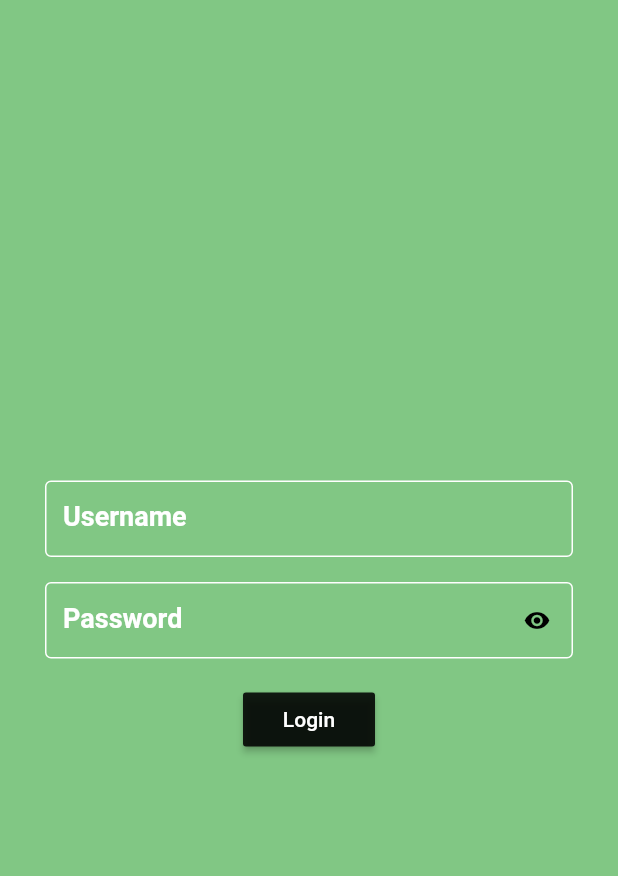
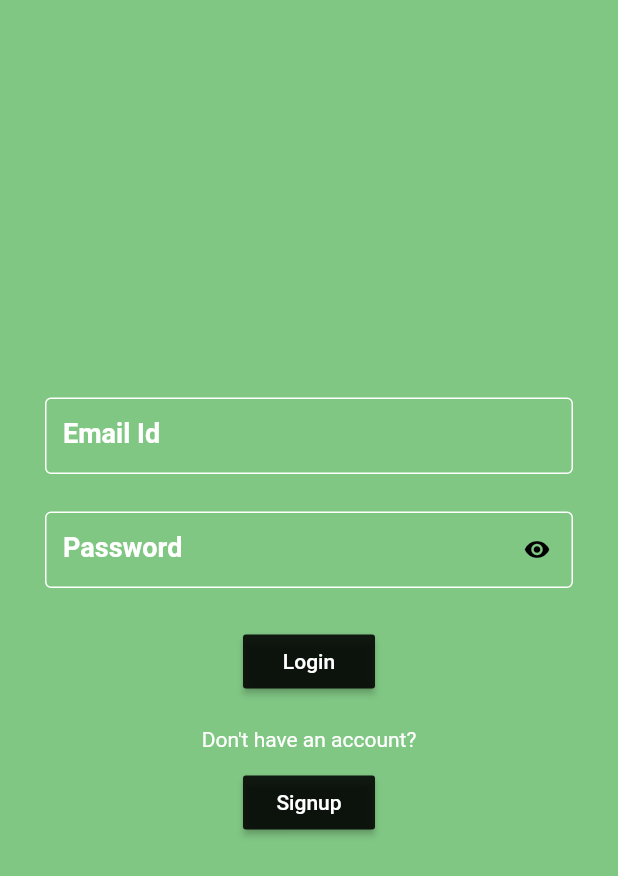
Before and after one commit to chandru1807/Split-It, a Flutter app: the screen it shows after launch, on a phone screen of 412 x 824 dp. Shown: the top 876 px of the screen. Run offline on Flutter 3.47's test engine with Material 2 defaults, Android fonts, the phone set to English and light mode, and no system bars; our stand-ins replace cloud_firestore, firebase_auth; accounts and stored records are empty.

Commit message:
committing the changes

```diff
--- a/splitwise_clone/lib/Login/sign_in.dart
+++ b/splitwise_clone/lib/Login/sign_in.dart
@@ -1,4 +1,6 @@
 import 'package:flutter/material.dart';
+import 'package:firebase_auth/firebase_auth.dart';
+import 'package:splitwise_clone/home_page.dart';
 
 class SignInForm extends StatefulWidget {
   @override
@@ -11,31 +13,51 @@ class SignInForm extends StatefulWidget {
 // the form.
 class SignInFormState extends State<SignInForm> {
   bool _showPassword = false;
+  String _email;
+  String _password;
   GlobalKey<FormState> _signInKey = GlobalKey<FormState>();
   @override
   Widget build(BuildContext context) {
     return Form(
       key: _signInKey,
-      child: Center(
       child: Container(
+        height: MediaQuery.of(context).size.height,
+        child: Column(
+          crossAxisAlignment: CrossAxisAlignment.center,
+          mainAxisAlignment: MainAxisAlignment.center,
+          children: <Widget>[
+            Container(
               alignment: Alignment.center,
               height: 200.0,
               child: Column(
                 crossAxisAlignment: CrossAxisAlignment.center,
-            mainAxisAlignment: MainAxisAlignment.spaceAround,
+                mainAxisAlignment: MainAxisAlignment.spaceBetween,
                 children: <Widget>[
                   usernameAndPassword(
-                  'Enter username', 'Username', false, 'Enter valid username'),
-              usernameAndPassword('Enter password', 'Password', !_showPassword,
-                  'Enter valid password'),
+                      'Enter email', 'Email Id', false, 'Enter valid Email'),
+                  usernameAndPassword('Enter password', 'Password',
+                      !_showPassword, 'Enter valid password'),
                   RaisedButton(
                     animationDuration: Duration(milliseconds: 300),
                     highlightColor: Colors.white,
                     splashColor: Colors.white,
                     onPressed: () {
                       if (_signInKey.currentState.validate()) {
-                    // If the form is valid, we want to show a Snackbar
-                    Navigator.pushNamed(context, '/homePage');
+                        FirebaseAuth.instance
+                            .signInWithEmailAndPassword(
+                          email: _email,
+                          password: _password,
+                        )
+                            .then((FirebaseUser value) {
+                          print(value);
+                          Navigator.of(context).pushReplacement(
+                              MaterialPageRoute(
+                                  builder: (BuildContext context) {
+                            HomePage(
+                              uId: value.uid,
+                            );
+                          }));
+                        }).catchError((e) => print(e));
                       }
                     },
                     elevation: 2.0,
@@ -49,6 +71,40 @@ class SignInFormState extends State<SignInForm> {
                   ),
                 ],
               ),
+            ),
+            Container(
+              margin: EdgeInsets.only(top: 20.0),
+              child: Column(
+                children: <Widget>[
+                  Text(
+                    "Don't have an account?",
+                    style: TextStyle(
+                      color: Colors.white,
+                    ),
+                  ),
+                  SizedBox(
+                    height: 10.0,
+                  ),
+                  RaisedButton(
+                    animationDuration: Duration(milliseconds: 300),
+                    highlightColor: Colors.white,
+                    splashColor: Colors.white,
+                    elevation: 2.0,
+                    color: Colors.black87,
+                    child: Text(
+                      'Signup',
+                      style: TextStyle(
+                        color: Colors.white,
+                      ),
+                    ),
+                    onPressed: () {
+                      Navigator.pushReplacementNamed(context, '/signUp');
+                    },
+                  )
+                ],
+              ),
+            ),
+          ],
         ),
       ),
     );
@@ -98,6 +154,14 @@ class SignInFormState extends State<SignInForm> {
         validator: (String value) {
           if (value.isEmpty) {
             return _errorText;
+          } else {
+            setState(() {
+              if (_labelText == 'Password') {
+                _password = value;
+              } else {
+                _email = value;
+              }
+            });
           }
           // else{
           //   setState(() {
--- a/splitwise_clone/lib/main.dart
+++ b/splitwise_clone/lib/main.dart
@@ -1,11 +1,13 @@
 import 'package:flutter/material.dart';
 import 'package:splitwise_clone/Login/sign_in.dart';
 import 'home_page.dart';
+import './Login/signup.dart';
 
 void main() => runApp(MaterialApp(
       home: LoginApp(),
       routes: <String, WidgetBuilder>{
         '/homePage': (BuildContext context) => HomePage(),
+        '/signUp': (BuildContext context) => SignUp(),
       },
     ));
 
--- a/splitwise_clone/pubspec.yaml
+++ b/splitwise_clone/pubspec.yaml
@@ -17,6 +17,8 @@ environment:
   sdk: ">=2.1.0 <3.0.0"
 
 dependencies:
+  firebase_auth: 0.8.4+5
+  cloud_firestore: ^0.9.13+1
   flutter:
     sdk: flutter
 
```
Also changed, not shown: splitwise_clone/lib/Login/signup.dart (added, +153 -0 lines), splitwise_clone/lib/TabPages/friends.dart (added, +27 -0 lines), splitwise_clone/lib/home_page.dart (+6 -2 lines), splitwise_clone/pubspec.lock, 9 other files. Lines whose indentation alone changed are shown as unchanged.
